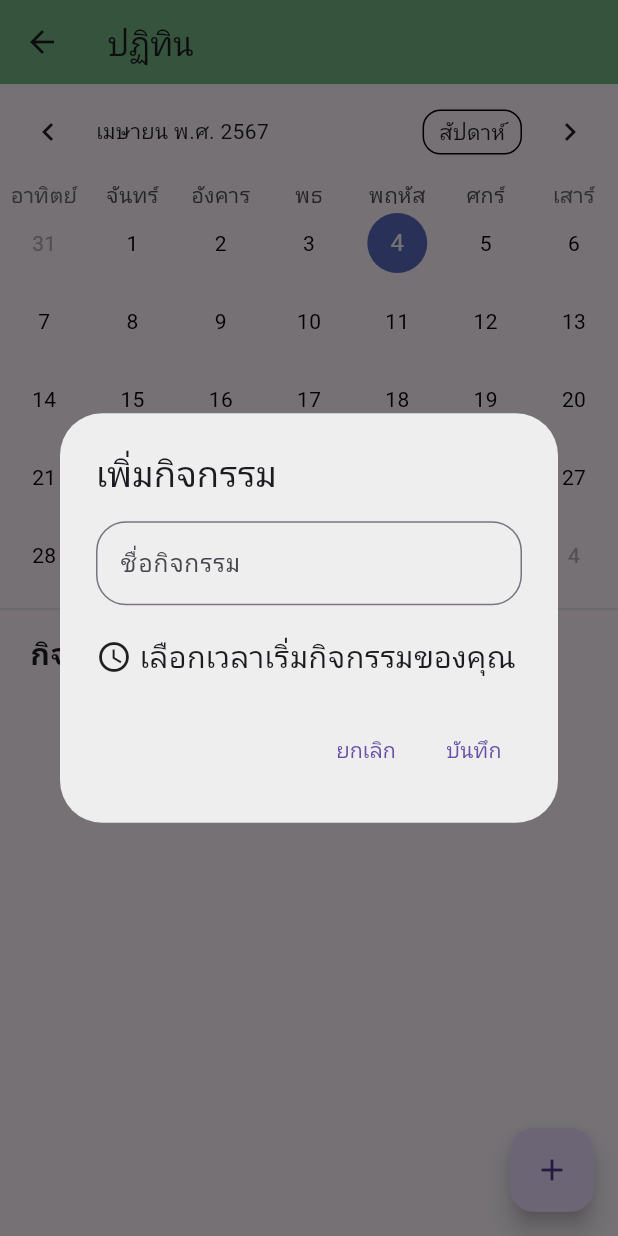
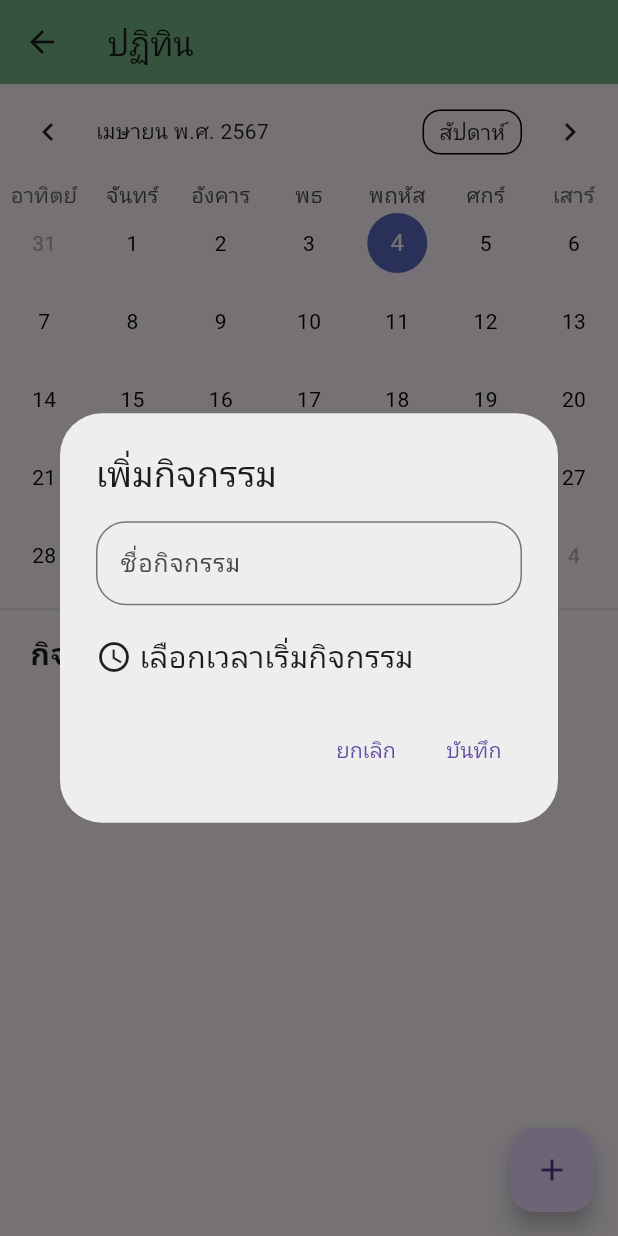
Before and after one commit to s6352410011/CarePatient, a Flutter app: the CalendarUI screen opened directly, after a tap on the "add" icon, on a phone screen of 412 x 824 dp. Run offline on Flutter 3.47's test engine with Material 3 defaults, Android fonts, the phone set to English and light mode, and no system bars; drawn by our look-alikes of table_calendar; our stand-ins replace animate_do, carousel_slider, cloud_firestore, email_validator, file_picker, firebase_auth and 5 more; accounts and stored records are empty; network calls fail.

Commit message:
edit calendar

```diff
--- a/lib/Calendar_Page/calendar.dart
+++ b/lib/Calendar_Page/calendar.dart
@@ -110,12 +110,15 @@ class _CalendarUIState extends State<CalendarUI> {
                         children: [
                           const Icon(Icons.access_time),
                           const SizedBox(width: 5),
-                          Text(
-                            _selectedTime == null
-                                ? 'เลือกเวลาเริ่มกิจกรรมของคุณ'
-                                : 'เวลา: ${_selectedTime!.hour.toString().padLeft(2, '0')} : ${_selectedTime!.minute.toString().padLeft(2, '0')}',
-                            style: const TextStyle(
-                              fontSize: 20,
+                          SizedBox(
+                            width: 200,
+                            child: Text(
+                              _selectedTime == null
+                                  ? 'เลือกเวลาเริ่มกิจกรรม'
+                                  : 'เวลา: ${_selectedTime!.hour.toString().padLeft(2, '0')} : ${_selectedTime!.minute.toString().padLeft(2, '0')}',
+                              style: const TextStyle(
+                                fontSize: 20,
+                              ),
                             ),
                           ),
                         ],
--- a/lib/main.dart
+++ b/lib/main.dart
@@ -43,7 +43,7 @@ class Main extends StatelessWidget {
           ),
         ),
       ),
-      home: const HomeMainPatientUI(),
+      home: const LoginUI(),
     );
   }
 }
```
